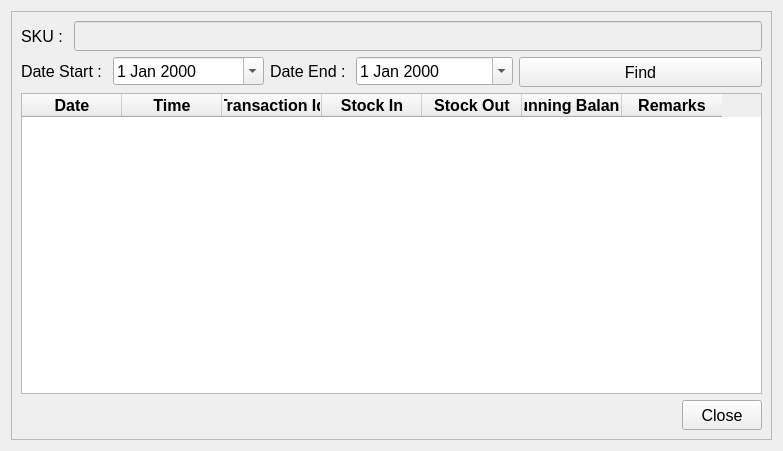
This is ui/stock_card_dialog.ui in michael-halim/pos as Qt 5 draws it before an edit. The edited form follows.
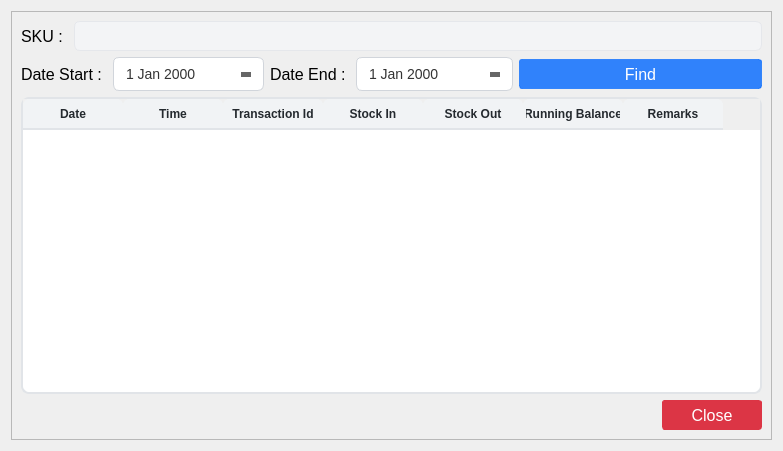
This is the edited form.

Commit message: Patch#34: Added UI - Added UI for Table, Button, and Input - Fix some UI Behavior

What changed in the file:
```diff
--- a/ui/stock_card_dialog.ui
+++ b/ui/stock_card_dialog.ui
@@ -18,6 +18,256 @@
   <property name="windowTitle">
    <string>Stock Card</string>
   </property>
+  <property name="styleSheet">
+   <string notr="true">QLineEdit{
+	border: 1px solid #d1d5db;      /* Light gray border */
+    border-radius: 6px;             /* Rounded corners */
+    outline: none;                  /* Remove default outline */
+    color: #333;                    /* Text color */
+    background-color: #fff;       /* Light gray background */
+    
+}
+
+QLineEdit:focus {
+    border: 1px solid #93c5fd;       /* Blue border on focus */
+    background-color: #ffffff;       /* White background when focused */
+}
+
+QLineEdit:disabled {
+    border: 1px solid #e5e7eb;      /* Lighter border when disabled */
+    background-color: #f3f4f6;      /* Light gray background when disabled */
+    color: #9ca3af;                 /* Lighter text color when disabled */
+}
+
+/* QComboBox Styling - Improved with clearer state indicators */
+QComboBox {
+    border: 1px solid #d1d5db;      /* Light gray border */
+    border-radius: 6px;             /* Rounded corners */
+    padding: 6px 12px 6px 10px;     /* Add some padding */
+    min-height: 20px;               /* Minimum height */
+    color: #333;                    /* Text color */
+    background-color: #fff;         /* White background */
+    selection-background-color: #93c5fd; /* Light blue selection */
+    font-size: 14px;                /* Consistent font size */
+    min-width: 6em;                 /* Minimum width */
+}
+
+QComboBox:hover:!disabled {
+    border-color: #93c5fd;          /* Light blue border on hover when enabled */
+    background-color: #f0f7ff;      /* Very light blue background on hover */
+}
+
+QComboBox:focus {
+    border: 2px solid #3b82f6;      /* Thicker, darker blue border on focus */
+    background-color: #ffffff;      /* Pure white background when focused */
+}
+
+QComboBox:disabled {
+    border: 1px solid #d9dce0;      /* Very light gray border when disabled */
+    background-color: #f3f4f6;      /* Light gray background when disabled */
+    color: #9ca3af;                 /* Lighter text color when disabled */
+}
+
+QComboBox::drop-down {
+    subcontrol-origin: padding;
+    subcontrol-position: center right;
+    width: 20px;
+    border: none;                   /* Remove border for cleaner look */
+    margin-right: 5px;              /* Add some margin */
+}
+
+/* If you don't have an icon, use this instead: */
+QComboBox::down-arrow {
+    width: 0;
+    height: 0;
+    border-left: 5px solid transparent;
+    border-right: 5px solid transparent;
+    border-top: 5px solid #666;     /* Arrow color */
+    margin-right: 5px;
+}
+
+QComboBox::down-arrow:disabled {
+    border-top: 5px solid #b0b0b0;  /* Lighter arrow color when disabled */
+}
+
+QComboBox:disabled {
+    color: #9ca3af;                 /* Lighter text when disabled */
+    background-color: #f3f4f6;      /* Light gray background */
+    border-color: #e5e7eb;          /* Lighter border */
+}
+
+/* Add a visual indicator for disabled state */
+QComboBox:disabled {
+    color: #9ca3af;
+    background-color: #f3f4f6;
+    border: 1px solid #e5e7eb;
+    padding-right: 25px;            /* Make room for the lock icon */
+}
+
+/* If you don't have a lock icon, use a pattern instead */
+QComboBox:disabled {
+    background-image: repeating-linear-gradient(
+        45deg,
+        transparent,
+        transparent 5px,
+        rgba(200, 200, 200, 0.1) 5px,
+        rgba(200, 200, 200, 0.1) 10px
+    );
+}
+
+QComboBox QAbstractItemView {
+    border: 1px solid #d1d5db;
+    border-radius: 0px 0px 6px 6px;
+    background-color: white;
+    selection-background-color: #3b82f6;  /* Darker blue for better contrast */
+    selection-color: white;               /* White text on selection */
+    outline: none;
+    padding: 5px;
+}
+
+QComboBox QAbstractItemView::item {
+    min-height: 25px;               /* Taller items for better clickability */
+    padding: 5px;                   /* Padding inside items */
+}
+
+QComboBox QAbstractItemView::item:hover {
+    background-color: #e5f0ff;      /* Light blue on hover */
+    color: #333;
+}
+
+/* QTextEdit Styling - Similar to QLineEdit */
+QTextEdit {
+    border: 1px solid #d1d5db;      /* Light gray border */
+    border-radius: 6px;             /* Rounded corners */
+    outline: none;                  /* Remove default outline */
+    color: #333;                    /* Text color */
+    background-color: #fff;         /* White background */
+    padding: 6px 10px;              /* Add some padding for better text display */
+    selection-background-color: #93c5fd; /* Light blue selection */
+}
+
+QTextEdit:focus {
+    border: 1px solid #93c5fd;      /* Blue border on focus */
+    background-color: #ffffff;      /* White background when focused */
+}
+
+QTextEdit:disabled {
+    border: 1px solid #e5e7eb;      /* Lighter border when disabled */
+    background-color: #f3f4f6;      /* Light gray background when disabled */
+    color: #9ca3af;                 /* Lighter text color when disabled */
+}
+
+
+/* QDateEdit Styling */
+QDateEdit {
+    border: 1px solid #d1d5db;
+    border-radius: 6px;
+    padding: 6px 10px;
+    min-height: 20px;
+    color: #333;
+    background-color: #fff;
+    font-size: 14px;
+}
+
+QDateEdit:hover:!disabled {
+    border-color: #93c5fd;
+    background-color: #f0f7ff;
+}
+
+QDateEdit:focus {
+    border: 2px solid #3b82f6;
+    background-color: #ffffff;
+}
+
+QDateEdit:disabled {
+    color: #9ca3af;
+    background-color: #f3f4f6;
+    border: 1px dashed #c0c0c0;
+}
+
+QDateEdit::drop-down {
+    subcontrol-origin: padding;
+    subcontrol-position: center right;
+    width: 20px;
+    border: none;
+    margin-right: 5px;
+}
+
+QDateEdit::down-arrow {
+    width: 0;
+    height: 0;
+    border-left: 5px solid transparent;
+    border-right: 5px solid transparent;
+    border-top: 5px solid #666;
+    margin-right: 5px;
+}
+
+QDateEdit::down-arrow:disabled {
+    border-top: 5px solid #b0b0b0;
+}
+
+/* Calendar popup styling */
+QCalendarWidget {
+    background-color: white;
+    border: 1px solid #d1d5db;
+}
+
+QCalendarWidget QToolButton {
+    color: #333;
+    background-color: transparent;
+    border: 1px solid transparent;
+    border-radius: 4px;
+    padding: 4px;
+}
+
+QCalendarWidget QToolButton:hover {
+    background-color: #f0f7ff;
+    border: 1px solid #93c5fd;
+}
+
+QCalendarWidget QMenu {
+    background-color: white;
+    border: 1px solid #d1d5db;
+    padding: 5px;
+}
+
+QCalendarWidget QSpinBox {
+    border: 1px solid #d1d5db;
+    border-radius: 4px;
+    padding: 3px;
+    background-color: white;
+}
+
+QCalendarWidget QAbstractItemView:enabled {
+    background-color: white;
+    color: #333;
+    selection-background-color: #3b82f6;
+    selection-color: white;
+}
+
+QCalendarWidget QAbstractItemView:disabled {
+    color: #9ca3af;
+}
+
+QCalendarWidget QWidget#qt_calendar_navigationbar {
+    background-color: #f1f5f9;
+    border-bottom: 1px solid #d1d5db;
+    padding: 4px;
+}
+
+QPushButton {
+    text-align: center;
+    white-space: nowrap;
+    vertical-align: middle;
+    border: 1px solid transparent;
+    line-height: 1.5;
+    border-radius: 3px;
+    margin: 0.25rem;
+	opacity: 0.55;
+
+}
+</string>
+  </property>
   <layout class="QGridLayout" name="gridLayout">
    <item row="0" column="0">
     <widget class="QFrame" name="frame">
@@ -61,6 +311,11 @@
               <height>16777215</height>
              </size>
             </property>
+            <property name="font">
+             <font>
+              <pointsize>12</pointsize>
+             </font>
+            </property>
            </widget>
           </item>
          </layout>
@@ -71,6 +326,12 @@
            <layout class="QFormLayout" name="formLayout">
             <item row="0" column="0">
              <widget class="QLabel" name="start_date_stock_card_dialog_label">
+              <property name="minimumSize">
+               <size>
+                <width>0</width>
+                <height>30</height>
+               </size>
+              </property>
               <property name="font">
                <font>
                 <pointsize>12</pointsize>
@@ -83,6 +344,12 @@
             </item>
             <item row="0" column="1">
              <widget class="QDateEdit" name="start_date_stock_card_dialog_input">
+              <property name="minimumSize">
+               <size>
+                <width>0</width>
+                <height>30</height>
+               </size>
+              </property>
               <property name="font">
                <font>
                 <pointsize>12</pointsize>
@@ -99,6 +366,12 @@
            <layout class="QFormLayout" name="formLayout_2">
             <item row="0" column="0">
              <widget class="QLabel" name="end_date_stock_card_dialog_label">
+              <property name="minimumSize">
+               <size>
+                <width>0</width>
+                <height>30</height>
+               </size>
+              </property>
               <property name="font">
                <font>
                 <pointsize>12</pointsize>
@@ -111,6 +384,12 @@
             </item>
             <item row="0" column="1">
              <widget class="QDateEdit" name="end_date_stock_card_dialog_input">
+              <property name="minimumSize">
+               <size>
+                <width>0</width>
+                <height>30</height>
+               </size>
+              </property>
               <property name="font">
                <font>
                 <pointsize>12</pointsize>
@@ -136,6 +415,23 @@
               <pointsize>12</pointsize>
              </font>
             </property>
+            <property name="styleSheet">
+             <string notr="true">QPushButton{
+    color: #fff;
+    background-color: rgba(13, 110, 253, 0.85); /* RGBA with alpha channel */
+    border-color: rgba(13, 110, 253, 0.7);
+}
+QPushButton:hover {
+    background-color: rgba(11, 94, 215, 0.9);
+    border-color: rgba(10, 88, 202, 0.9);
+    opacity: 0.95;
+}
+QPushButton:disabled {
+    background-color: #a8c1ff;
+    border-color: #a8c1ff;
+    color: #e6eeff;
+}</string>
+            </property>
             <property name="text">
              <string>Find</string>
             </property>
@@ -151,6 +447,75 @@
             <height>0</height>
            </size>
           </property>
+          <property name="styleSheet">
+           <string notr="true">QTableWidget {
+            background-color: #ffffff;
+            alternate-background-color: #f5f8fa;
+            border: 2px solid #e1e4e8;
+            border-radius: 8px;
+            gridline-color: #e1e4e8;
+            selection-background-color: #0366d6;
+            selection-color: #ffffff;
+        }
+        
+        QTableWidget::item {
+            border-bottom: 1px solid #e1e4e8;
+			padding: 6px;
+        }
+        
+        QTableWidget::item:selected {
+            background-color: #0366d6;
+			border: none; /* Remove any border on selected items */
+        }
+
+        QTableWidget::item:focus {
+            border: none; /* Remove the focus border */
+            outline: none; /* Remove the focus outline */
+        }
+
+        QHeaderView::section {
+            background-color: #f1f3f5;
+            color: #24292e;
+            font-weight: bold;
+            border: none;
+            border-bottom: 2px solid #e1e4e8;
+            padding: 3px;
+            border-top-left-radius: 6px;
+            border-top-right-radius: 6px;
+        }
+        
+        QTableWidget QScrollBar:vertical {
+            border: none;
+            background: #f1f3f5;
+            width: 10px;
+            border-radius: 5px;
+        }
+        
+        QTableWidget QScrollBar::handle:vertical {
+            background: #c0c0c0;
+            border-radius: 5px;
+        }
+        
+        QTableWidget QScrollBar::handle:vertical:hover {
+            background: #a0a0a0;
+        }
+        
+        QTableWidget QScrollBar:horizontal {
+            border: none;
+            background: #f1f3f5;
+            height: 10px;
+            border-radius: 5px;
+        }
+        
+        QTableWidget QScrollBar::handle:horizontal {
+            background: #c0c0c0;
+            border-radius: 5px;
+        }
+        
+        QTableWidget QScrollBar::handle:horizontal:hover {
+            background: #a0a0a0;
+        }</string>
+          </property>
           <column>
            <property name="text">
             <string>Date</string>
@@ -277,7 +642,7 @@
            <widget class="QPushButton" name="close_stock_card_dialog_button">
             <property name="minimumSize">
              <size>
-              <width>0</width>
+              <width>100</width>
               <height>30</height>
              </size>
             </property>
@@ -286,6 +651,17 @@
               <pointsize>12</pointsize>
              </font>
             </property>
+            <property name="styleSheet">
+             <string notr="true">QPushButton {
+    color: #fff;
+    background-color: #dc3545;
+    border-color: #dc3545;
+}
+QPushButton:hover {
+    background-color: #bb2d3b;
+    border-color: #b02a37;
+}</string>
+            </property>
             <property name="text">
              <string>Close</string>
             </property>
```
The commit also changes 35 other files.
